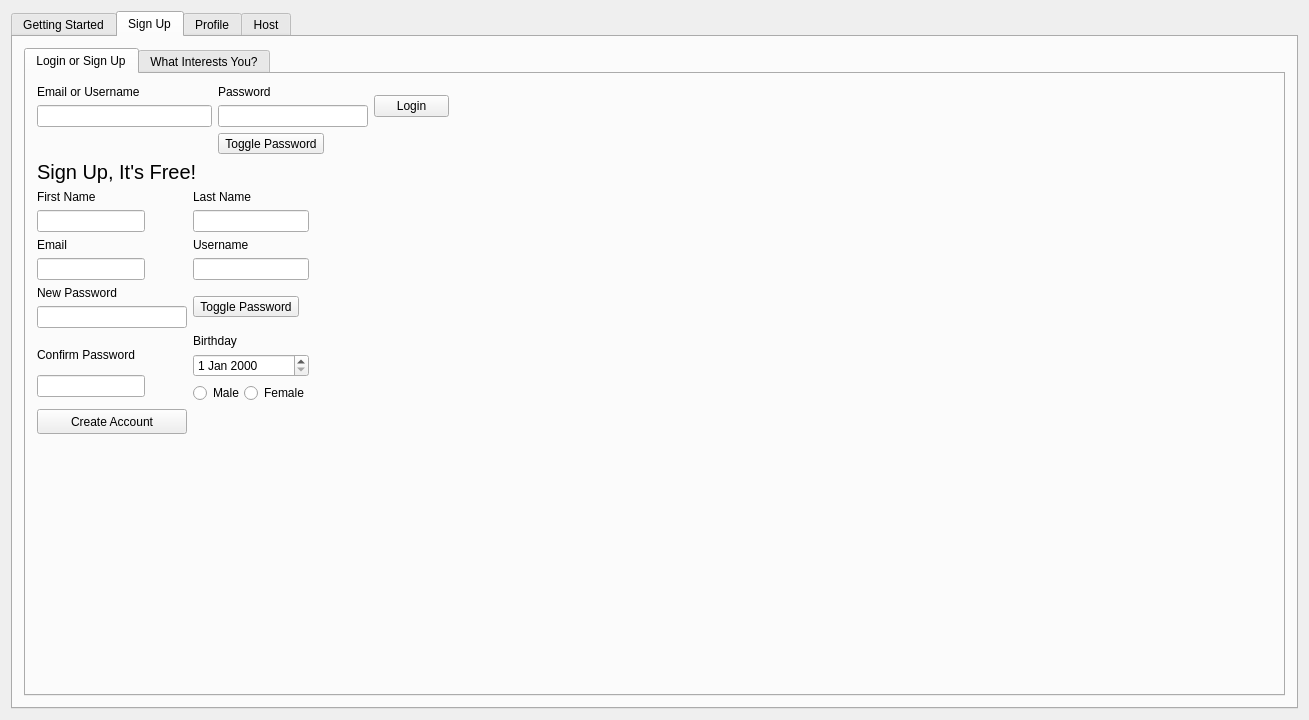
Qt form src/web-app/interestdata.ui (Aesylwinn/software-engineering) before a commit.
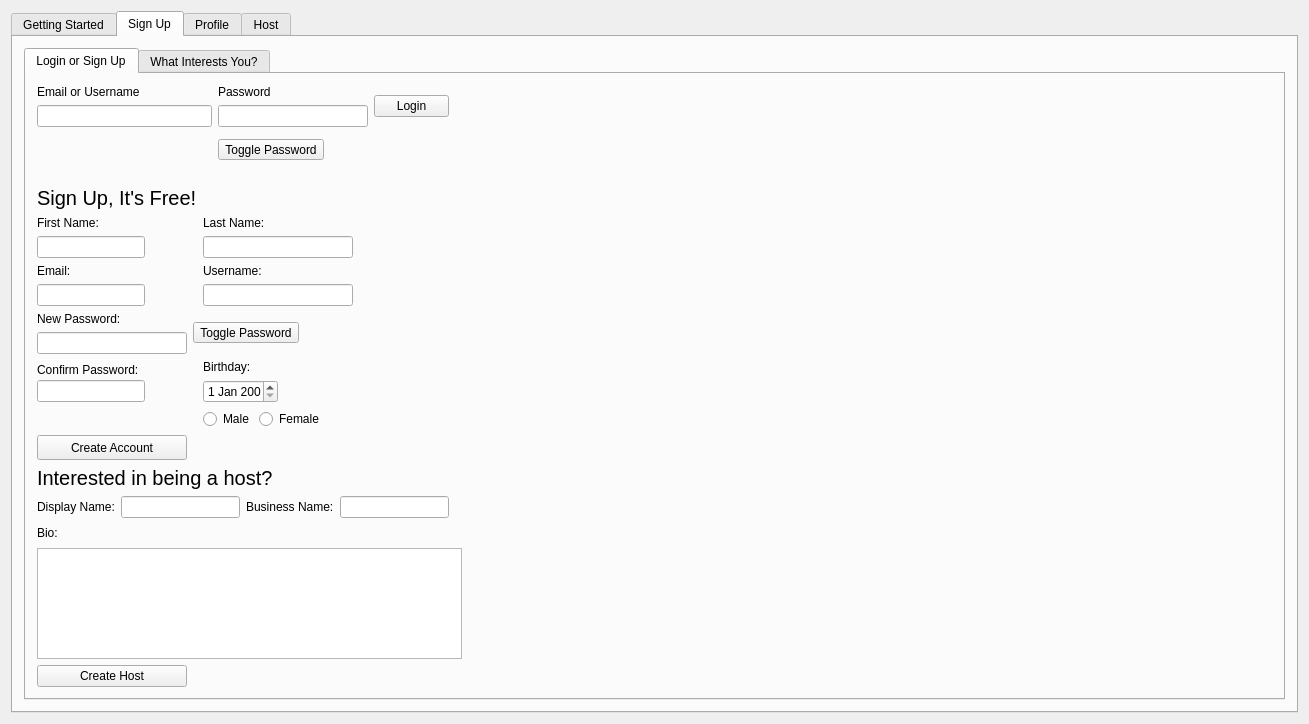
The same form after that commit. The open tabs and pages were chosen to show the change. Icons and pictures are not drawn.

Commit message: Added creating a host

```diff
--- a/src/web-app/interestdata.ui
+++ b/src/web-app/interestdata.ui
@@ -176,9 +176,20 @@
           <attribute name="title">
            <string>Login or Sign Up</string>
           </attribute>
-          <layout class="QFormLayout" name="formLayout_3">
+          <layout class="QGridLayout" name="gridLayout_3">
+           <item row="0" column="0">
+            <layout class="QGridLayout" name="gridLayout_2" columnstretch="0,30">
+             <property name="sizeConstraint">
+              <enum>QLayout::SetDefaultConstraint</enum>
+             </property>
+             <property name="rightMargin">
+              <number>0</number>
+             </property>
            <item row="0" column="0">
             <layout class="QFormLayout" name="formLayout_2">
+               <property name="verticalSpacing">
+                <number>12</number>
+               </property>
              <item row="0" column="0">
               <layout class="QVBoxLayout" name="verticalLayout_5">
                <item>
@@ -268,29 +279,65 @@
              </item>
             </layout>
            </item>
-           <item row="1" column="0">
-            <widget class="QLabel" name="label_3">
-             <property name="font">
-              <font>
-               <pointsize>15</pointsize>
-              </font>
-             </property>
-             <property name="text">
-              <string>Sign Up, It's Free!</string>
-             </property>
-             <property name="scaledContents">
+             <item row="1" column="1">
+              <widget class="QLabel" name="label_4">
+               <property name="minimumSize">
+                <size>
+                 <width>0</width>
+                 <height>0</height>
+                </size>
+               </property>
+               <property name="layoutDirection">
+                <enum>Qt::RightToLeft</enum>
+               </property>
+               <property name="autoFillBackground">
               <bool>false</bool>
              </property>
-            </widget>
-           </item>
-           <item row="2" column="0">
+               <property name="text">
+                <string/>
+               </property>
+               <property name="pixmap">
+                <pixmap resource="utilities.qrc">:/Utilities/social.jpg</pixmap>
+               </property>
+               <property name="alignment">
+                <set>Qt::AlignCenter</set>
+               </property>
+               <property name="margin">
+                <number>0</number>
+               </property>
+               <property name="indent">
+                <number>-1</number>
+               </property>
+              </widget>
+             </item>
+             <item row="1" column="0">
+              <layout class="QVBoxLayout" name="verticalLayout_22">
+               <property name="spacing">
+                <number>0</number>
+               </property>
+               <property name="rightMargin">
+                <number>0</number>
+               </property>
+               <item>
             <layout class="QFormLayout" name="formLayout">
-             <item row="0" column="0">
+                 <property name="horizontalSpacing">
+                  <number>6</number>
+                 </property>
+                 <property name="verticalSpacing">
+                  <number>6</number>
+                 </property>
+                 <property name="topMargin">
+                  <number>20</number>
+                 </property>
+                 <property name="bottomMargin">
+                  <number>0</number>
+                 </property>
+                 <item row="1" column="0">
               <layout class="QVBoxLayout" name="verticalLayout_7">
                <item>
                 <widget class="QLabel" name="SUFName">
                  <property name="text">
-                  <string>First Name</string>
+                      <string>First Name:</string>
                  </property>
                 </widget>
                </item>
@@ -306,12 +353,12 @@
                </item>
               </layout>
              </item>
-             <item row="0" column="1">
+                 <item row="1" column="1">
               <layout class="QVBoxLayout" name="verticalLayout_8">
                <item>
                 <widget class="QLabel" name="SULName">
                  <property name="text">
-                  <string>Last Name</string>
+                      <string>Last Name:</string>
                  </property>
                 </widget>
                </item>
@@ -327,12 +374,12 @@
                </item>
               </layout>
              </item>
-             <item row="1" column="0">
+                 <item row="2" column="0">
               <layout class="QVBoxLayout" name="verticalLayout_9">
                <item>
                 <widget class="QLabel" name="SUEmail">
                  <property name="text">
-                  <string>Email</string>
+                      <string>Email:</string>
                  </property>
                 </widget>
                </item>
@@ -348,14 +395,14 @@
                </item>
               </layout>
              </item>
-             <item row="2" column="0" colspan="2">
+                 <item row="3" column="0" colspan="2">
               <layout class="QHBoxLayout" name="horizontalLayout_6">
                <item>
                 <layout class="QVBoxLayout" name="verticalLayout_10">
                  <item>
                   <widget class="QLabel" name="SUPass">
                    <property name="text">
-                    <string>New Password</string>
+                        <string>New Password:</string>
                    </property>
                   </widget>
                  </item>
@@ -383,36 +430,27 @@
                </item>
               </layout>
              </item>
-             <item row="5" column="0">
-              <widget class="QPushButton" name="SignUp">
-               <property name="minimumSize">
-                <size>
-                 <width>150</width>
-                 <height>25</height>
-                </size>
-               </property>
-               <property name="maximumSize">
-                <size>
-                 <width>150</width>
-                 <height>25</height>
-                </size>
-               </property>
-               <property name="text">
-                <string>Create Account</string>
-               </property>
-              </widget>
-             </item>
-             <item row="3" column="1">
+                 <item row="4" column="1">
               <layout class="QVBoxLayout" name="verticalLayout_11">
+                   <property name="rightMargin">
+                    <number>125</number>
+                   </property>
                <item>
                 <widget class="QLabel" name="BDay">
                  <property name="text">
-                  <string>Birthday</string>
+                      <string>Birthday:</string>
                  </property>
                 </widget>
                </item>
                <item>
-                <widget class="QDateEdit" name="dateEdit"/>
+                    <widget class="QDateEdit" name="dateEdit">
+                     <property name="maximumSize">
+                      <size>
+                       <width>75</width>
+                       <height>16777215</height>
+                      </size>
+                     </property>
+                    </widget>
                </item>
                <item>
                 <layout class="QHBoxLayout" name="horizontalLayout_4">
@@ -440,12 +478,12 @@
                </item>
               </layout>
              </item>
-             <item row="1" column="1">
+                 <item row="2" column="1">
               <layout class="QVBoxLayout" name="verticalLayout_16">
                <item>
                 <widget class="QLabel" name="label_5">
                  <property name="text">
-                  <string>Username</string>
+                      <string>Username:</string>
                  </property>
                 </widget>
                </item>
@@ -461,15 +499,27 @@
                </item>
               </layout>
              </item>
-             <item row="3" column="0">
+                 <item row="4" column="0">
               <layout class="QVBoxLayout" name="verticalLayout_12">
                <property name="spacing">
                 <number>0</number>
                </property>
                <item>
                 <widget class="QLabel" name="label">
+                     <property name="minimumSize">
+                      <size>
+                       <width>0</width>
+                       <height>0</height>
+                      </size>
+                     </property>
+                     <property name="maximumSize">
+                      <size>
+                       <width>16777215</width>
+                       <height>20</height>
+                      </size>
+                     </property>
                  <property name="text">
-                  <string>Confirm Password</string>
+                      <string>Confirm Password:</string>
                  </property>
                 </widget>
                </item>
@@ -488,20 +538,143 @@
                </item>
               </layout>
              </item>
-            </layout>
-           </item>
-           <item row="2" column="1">
-            <widget class="QLabel" name="label_4">
+                 <item row="6" column="0">
+                  <widget class="QPushButton" name="SignUp">
+                   <property name="minimumSize">
+                    <size>
+                     <width>150</width>
+                     <height>25</height>
+                    </size>
+                   </property>
+                   <property name="maximumSize">
+                    <size>
+                     <width>150</width>
+                     <height>25</height>
+                    </size>
+                   </property>
+                   <property name="text">
+                    <string>Create Account</string>
+                   </property>
+                  </widget>
+                 </item>
+                 <item row="0" column="0">
+                  <widget class="QLabel" name="label_3">
+                   <property name="font">
+                    <font>
+                     <pointsize>15</pointsize>
+                    </font>
+                   </property>
+                   <property name="text">
+                    <string>Sign Up, It's Free!</string>
+                   </property>
+                   <property name="scaledContents">
+                    <bool>false</bool>
+                   </property>
+                  </widget>
+                 </item>
+                </layout>
+               </item>
+              </layout>
+             </item>
+             <item row="2" column="0">
+              <layout class="QGridLayout" name="gridLayout">
+               <item row="0" column="0" colspan="2">
+                <widget class="QLabel" name="label_6">
+                 <property name="font">
+                  <font>
+                   <pointsize>15</pointsize>
+                  </font>
+                 </property>
              <property name="text">
-              <string/>
-             </property>
-             <property name="pixmap">
-              <pixmap resource="utilities.qrc">:/Utilities/social.jpg</pixmap>
-             </property>
-             <property name="alignment">
-              <set>Qt::AlignCenter</set>
-             </property>
-            </widget>
+                  <string>Interested in being a host?</string>
+                 </property>
+                </widget>
+               </item>
+               <item row="1" column="1">
+                <layout class="QHBoxLayout" name="horizontalLayout_9">
+                 <item>
+                  <widget class="QLabel" name="businessName">
+                   <property name="text">
+                    <string>Business Name:</string>
+                   </property>
+                  </widget>
+                 </item>
+                 <item>
+                  <widget class="QLineEdit" name="lineEdit_2">
+                   <property name="maximumSize">
+                    <size>
+                     <width>150</width>
+                     <height>16777215</height>
+                    </size>
+                   </property>
+                  </widget>
+                 </item>
+                </layout>
+               </item>
+               <item row="1" column="0">
+                <layout class="QHBoxLayout" name="horizontalLayout_8">
+                 <item>
+                  <widget class="QLabel" name="hostName">
+                   <property name="text">
+                    <string>Display Name:</string>
+                   </property>
+                  </widget>
+                 </item>
+                 <item>
+                  <widget class="QLineEdit" name="lineEdit">
+                   <property name="maximumSize">
+                    <size>
+                     <width>150</width>
+                     <height>16777215</height>
+                    </size>
+                   </property>
+                  </widget>
+                 </item>
+                </layout>
+               </item>
+              </layout>
+             </item>
+            </layout>
+           </item>
+           <item row="1" column="0">
+            <layout class="QVBoxLayout" name="verticalLayout_21">
+             <item>
+              <widget class="QLabel" name="bio">
+               <property name="text">
+                <string>Bio:</string>
+               </property>
+              </widget>
+             </item>
+             <item>
+              <widget class="QTextEdit" name="textEdit_2">
+               <property name="minimumSize">
+                <size>
+                 <width>425</width>
+                 <height>111</height>
+                </size>
+               </property>
+               <property name="maximumSize">
+                <size>
+                 <width>425</width>
+                 <height>111</height>
+                </size>
+               </property>
+              </widget>
+             </item>
+             <item>
+              <widget class="QPushButton" name="createHost">
+               <property name="maximumSize">
+                <size>
+                 <width>150</width>
+                 <height>25</height>
+                </size>
+               </property>
+               <property name="text">
+                <string>Create Host</string>
+               </property>
+              </widget>
+             </item>
+            </layout>
            </item>
           </layout>
          </widget>
```
Left out of the diff: 28 changed lines with no effect on the pictures. Lines whose indentation alone changed are shown as unchanged. The commit also changes 2 other files.
